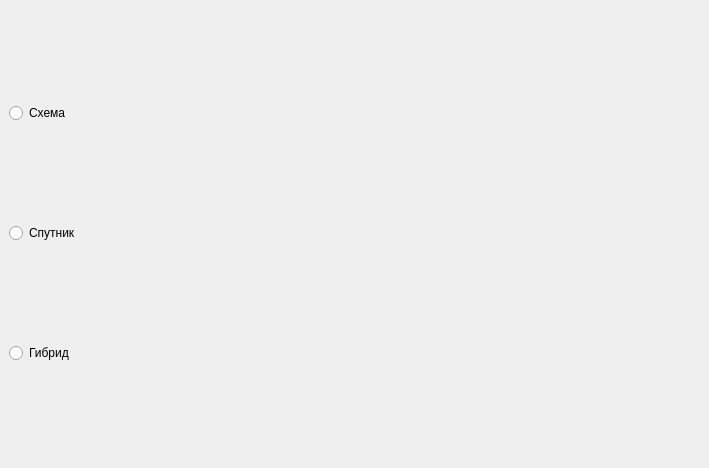
Before: the Qt Designer form forms/mainWindow.ui in AlekseevValeriy/map-thing, drawn with Qt 5.
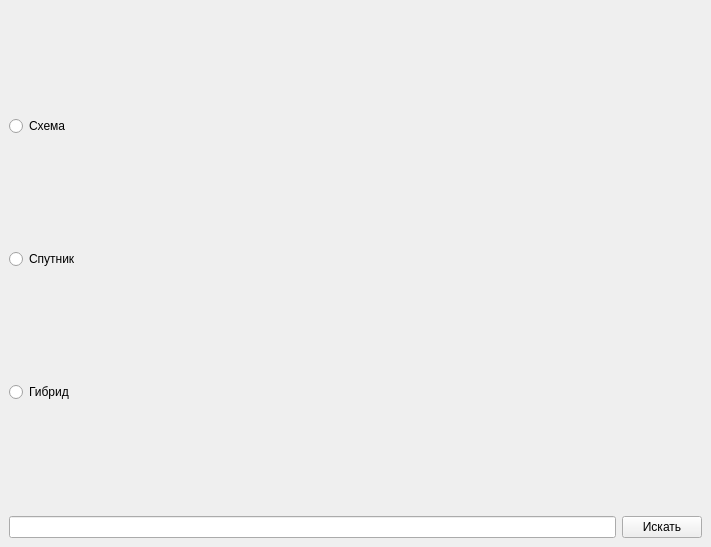
After: the same form once the commit is applied.

Patch:
```diff
--- a/forms/mainWindow.ui
+++ b/forms/mainWindow.ui
@@ -6,14 +6,16 @@
    <rect>
     <x>0</x>
     <y>0</y>
-    <width>709</width>
-    <height>468</height>
+       <width>711</width>
+       <height>547</height>
    </rect>
   </property>
   <property name="windowTitle">
    <string>MainWindow</string>
   </property>
   <widget class="QWidget" name="centralwidget">
+      <layout class="QVBoxLayout" name="verticalLayout_2">
+          <item>
    <layout class="QHBoxLayout" name="horizontalLayout">
     <item>
      <layout class="QVBoxLayout" name="verticalLayout">
@@ -81,8 +83,37 @@
      </widget>
     </item>
    </layout>
-  </widget>
- </widget>
+          </item>
+          <item>
+              <layout class="QHBoxLayout" name="horizontalLayout_2">
+                  <item>
+                      <widget class="QLineEdit" name="search_line"/>
+                  </item>
+                  <item>
+                      <widget class="QPushButton" name="search">
+                          <property name="minimumSize">
+                              <size>
+                                  <width>50</width>
+                                  <height>20</height>
+                              </size>
+                          </property>
+                          <property name="text">
+                              <string>Искать</string>
+                          </property>
+                      </widget>
+                  </item>
+              </layout>
+    </item>
+   </layout>
+  </widget>
+ </widget>
+    <tabstops>
+        <tabstop>radio_sh</tabstop>
+        <tabstop>radio_sp</tabstop>
+        <tabstop>radio_gi</tabstop>
+        <tabstop>search_line</tabstop>
+        <tabstop>search</tabstop>
+    </tabstops>
  <resources/>
  <connections/>
  <buttongroups>
```
Left out of the diff: 9 changed lines with no effect on the pictures. Lines whose indentation alone changed are shown as unchanged.
